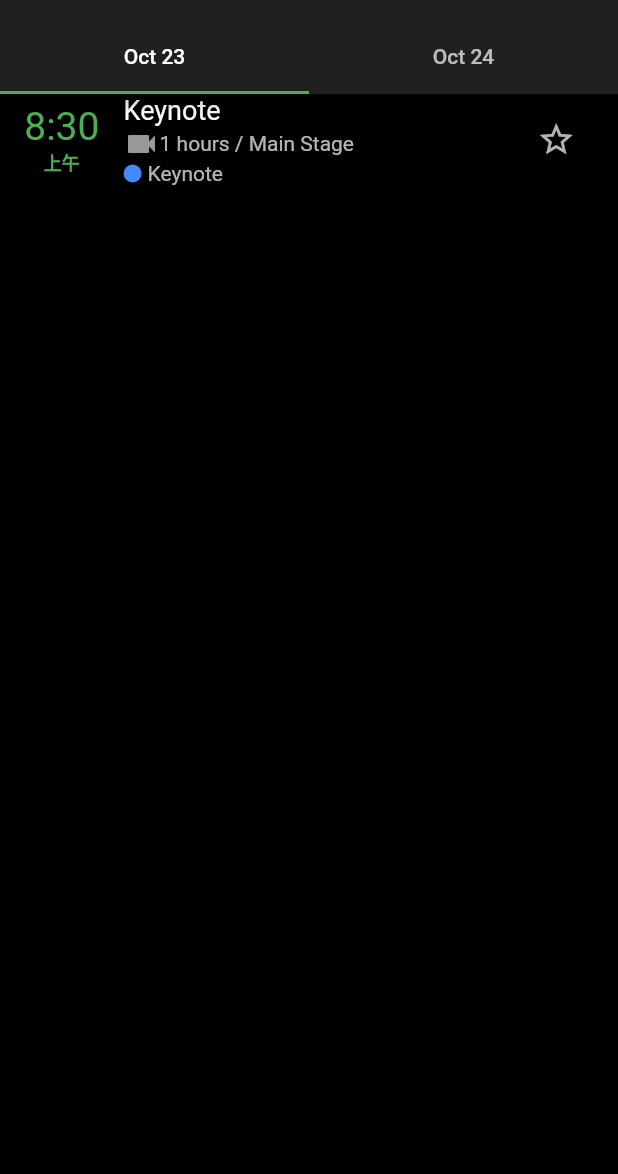
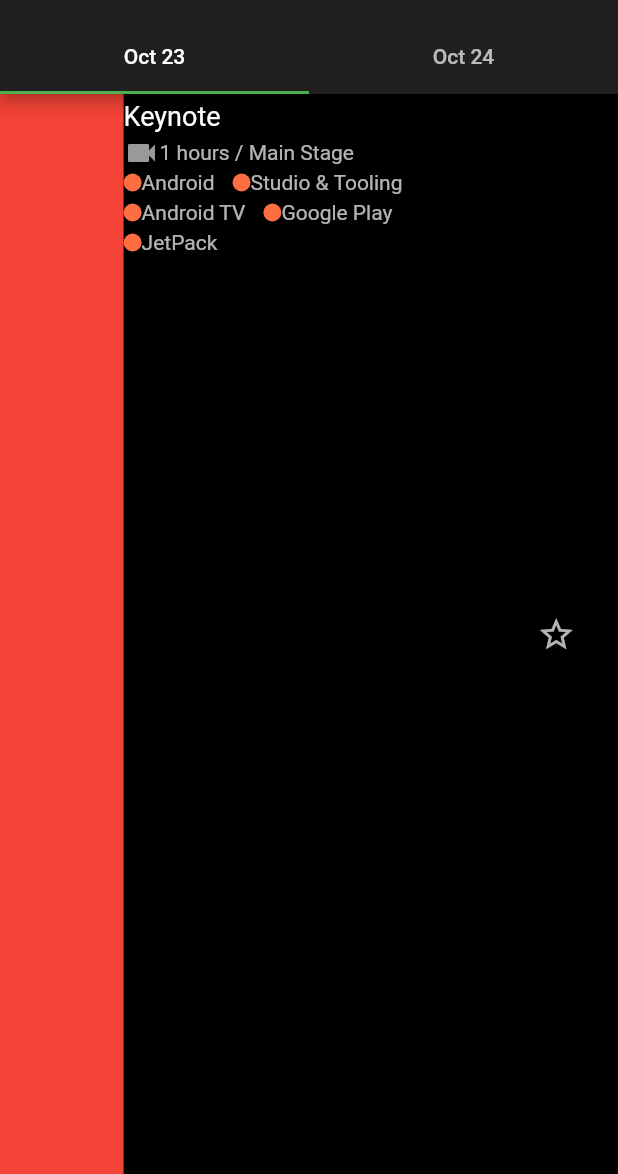
Before and after one commit to Mightted/ioschedFlutter, a Flutter app: the screen it shows after launch, on a phone screen of 412 x 824 dp, the part 62-1236 px from its top. Run offline on Flutter 3.47's test engine with Material 2 defaults, Android fonts, the phone set to English and light mode, and no system bars.

Commit message:
设置日程item

```diff
--- /dev/null
+++ b/lib/colors.dart
@@ -0,0 +1,16 @@
+import 'dart:math';
+
+import 'package:flutter/material.dart';
+
+var colors = [
+  Colors.blueAccent,
+  Colors.red,
+  Colors.green,
+  Colors.greenAccent,
+  Colors.deepOrangeAccent,
+  Colors.brown,
+  Colors.lightGreenAccent,
+  Colors.lightBlue
+];
+
+Color randomColor() => colors[Random().nextInt(colors.length)];
--- a/lib/main.dart
+++ b/lib/main.dart
@@ -2,19 +2,15 @@ import 'package:flutter/material.dart';
 import 'package:flutter/rendering.dart';
 import 'package:flutter/services.dart';
 import 'package:ioschedflutter/scheduleItem.dart';
+import 'package:ioschedflutter/schedulePage.dart';
 
 void main() {
-//  debugPaintSizeEnabled = true;
+  debugPaintSizeEnabled = true;
   runApp(MyApp());
 }
 
 class MyApp extends StatelessWidget {
-  final List<Tab> tabs = <Tab>[
-    Tab(text: "Oct 23"),
-    Tab(
-      text: "Oct 24",
-    )
-  ];
+  final List<Tab> tabs = <Tab>[Tab(text: "Oct 23"), Tab(text: "Oct 24")];
 
   @override
   Widget build(BuildContext context) {
@@ -22,9 +18,7 @@ class MyApp extends StatelessWidget {
         title: 'Schedule',
         debugShowCheckedModeBanner: false,
         theme: ThemeData(
-          primaryColor: Color(0xFF202020),
-          primarySwatch: Colors.green
-        ),
+            primaryColor: Color(0xFF202020), primarySwatch: Colors.green),
         home: DefaultTabController(
           length: tabs.length,
           child: Scaffold(
@@ -45,7 +39,7 @@ class MyApp extends StatelessWidget {
             ),
             body: TabBarView(
               children: tabs.map((Tab tab) {
-                return Container(color: Colors.black, child: ScheduleItem());
+                return Container(color: Colors.black, child: SchedulePage());
               }).toList(),
             ),
           ),
--- a/lib/scheduleItem.dart
+++ b/lib/scheduleItem.dart
@@ -1,56 +1,88 @@
+import 'package:flutter/cupertino.dart';
 import 'package:flutter/material.dart';
+import 'colors.dart';
 
+// ignore: must_be_immutable
 class ScheduleItem extends StatelessWidget {
+  String time;
+  String title, content;
+  bool isAm, hasVideo;
+  List<String> tags;
+
+  ScheduleItem(
+      {this.time,
+      this.isAm = true,
+      this.hasVideo = false,
+      this.title,
+      this.content,
+      this.tags = const []});
+
   @override
   Widget build(BuildContext context) {
     return DefaultTextStyle(
       style: TextStyle(color: Colors.white70),
-      child: Column(
-        children: <Widget>[
-          Row(
+      child: SizedBox(
+        height: 200,
+        child: Row(
           children: <Widget>[
             Expanded(
               flex: 2,
-                child: Column(
-                  children: <Widget>[
-                    Text(
-                      "8:30",
-                      style: TextStyle(color: Colors.green, fontSize: 26),
-                    ),
-                    Text(
-                      "上午",
-                      style: TextStyle(
-                          color: Colors.green,
-                          fontSize: 12,
-                          fontWeight: FontWeight.bold),
-                    )
-                  ],
+              child: Container(
+                color: Colors.red,
               ),
             ),
+//              Expanded(
+//                flex: 2,
+//                child: Flex(
+//                  direction: Axis.vertical,
+//                  mainAxisAlignment: MainAxisAlignment.start,
+//                  children: <Widget>[
+//                    Text(
+//                      time,
+//                      style: TextStyle(color: Colors.green, fontSize: 26),
+//                    ),
+//                    Text(
+//                      isAm ? "上午" : "下午",
+//                      style: TextStyle(
+//                          color: Colors.green,
+//                          fontSize: 12,
+//                          fontWeight: FontWeight.bold),
+//                    )
+//                  ],
+//                ),
+//              ),
             Expanded(
               flex: 6,
               child: Column(
                 crossAxisAlignment: CrossAxisAlignment.start,
                 children: <Widget>[
-                    Text("Keynote",
-                        style: TextStyle(fontSize: 18, color: Colors.white)),
+                  Text(title,
+                      style: TextStyle(
+                          height: 1.5, fontSize: 18, color: Colors.white)),
                   Row(
                     children: <Widget>[
-                        Icon(Icons.videocam, color: Colors.white60),
-                        Text("1 hours / Main Stage")
+                      hasVideo
+                          ? Icon(Icons.videocam, color: Colors.white60)
+                          : null,
+                      Text(content)
                     ],
                   ),
                   Wrap(
-                      spacing: 4,
+                      spacing: 12,
+                      runSpacing: 4,
                       crossAxisAlignment: WrapCrossAlignment.center,
+                      children: tags.map((tag) {
+                        return Row(
+                          mainAxisSize: MainAxisSize.min,
                           children: <Widget>[
                             CircleAvatar(
                               radius: 6,
-                          backgroundColor: Colors.blueAccent,
+                              backgroundColor: randomColor(),
                             ),
-                        Text("Keynote")
+                            Text(tag)
                           ],
-                    )
+                        );
+                      }).toList())
                 ],
               ),
             ),
@@ -63,7 +95,6 @@ class ScheduleItem extends StatelessWidget {
                 ))
           ],
         ),
-        ],
       ),
     );
   }
--- /dev/null
+++ b/lib/schedulePage.dart
@@ -0,0 +1,17 @@
+import 'package:flutter/material.dart';
+import 'package:ioschedflutter/scheduleItem.dart';
+
+class SchedulePage extends StatelessWidget {
+
+  @override
+  Widget build(BuildContext context) {
+    return Container(
+      child: ScheduleItem(
+        time: "8:30",
+        hasVideo: true,
+        title: "Keynote",
+        content: "1 hours / Main Stage",
+      tags: <String>["Android", "Studio & Tooling", "Android TV", "Google Play", "JetPack"],),
+    );
+  }
+}
```
Lines whose indentation alone changed are shown as unchanged.
